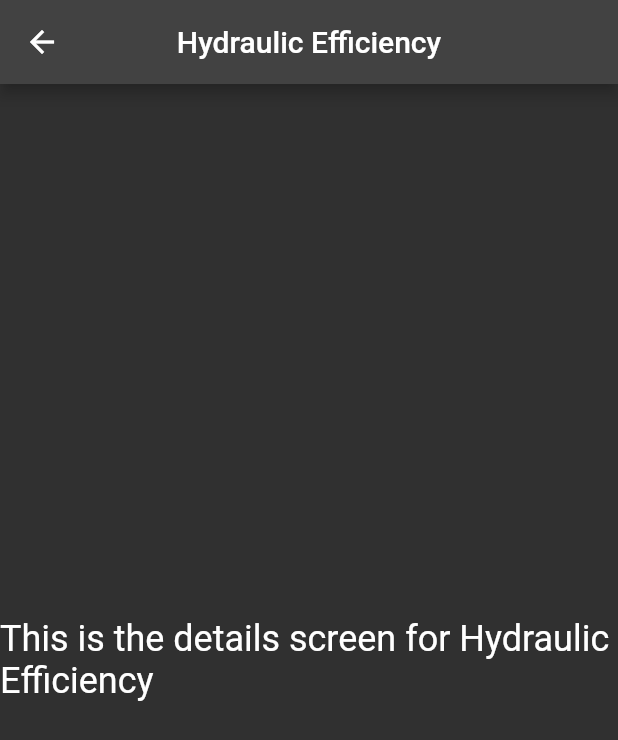
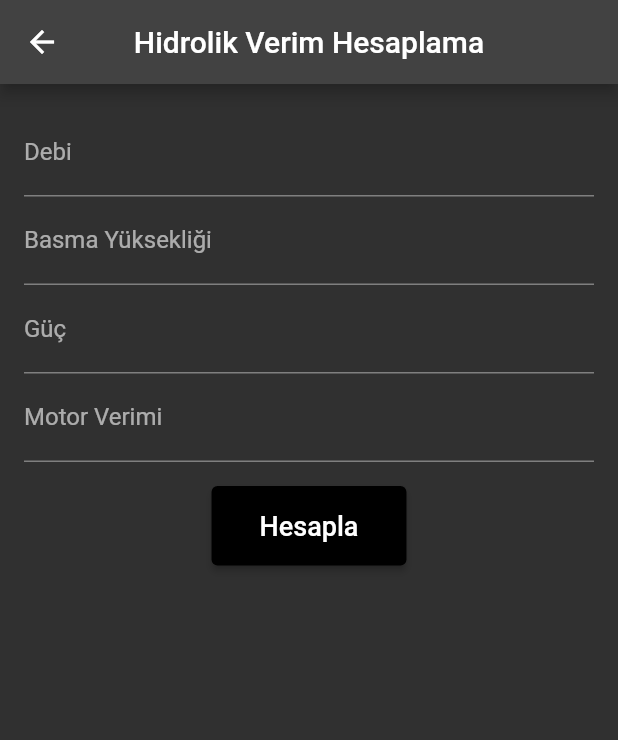
Before and after one commit to ilaydaily/solid_proje, a Flutter app: the HydraulicEfficiencyDetailsScreen screen opened directly, on a phone screen of 412 x 824 dp. Shown: the top 740 px of the screen. Run offline on Flutter 3.47's test engine with Material 2 defaults, Android fonts, the light colour scheme and no system bars.

Commit message:
hidrolik verim sayfası eklendi

```diff
--- a/lib/main.dart
+++ b/lib/main.dart
@@ -1,5 +1,6 @@
 import 'package:flutter/material.dart';
 import 'package:solid_proje/screens/guc.dart';
+import 'package:solid_proje/screens/hidrolik_verim.dart';
 import 'package:solid_proje/screens/motor_verimi.dart';
 //import 'dart:math' as math;
 
@@ -165,34 +166,3 @@ void _openColorDetails(BuildContext context, String colorName) {
       break;
   }
 }
-
-
-class HydraulicEfficiencyDetailsScreen extends StatefulWidget {
-  @override
-  _HydraulicEfficiencyDetailsScreenState createState() =>
-      _HydraulicEfficiencyDetailsScreenState();
-}
-
-class _HydraulicEfficiencyDetailsScreenState
-    extends State<HydraulicEfficiencyDetailsScreen> {
-  // Declare any mutable state variables here, if needed.
-
-  @override
-  Widget build(BuildContext context) {
-    return Scaffold(
-      appBar: AppBar(
-        title: Text(
-          'Hydraulic Efficiency',
-          textAlign: TextAlign.center,
-        ),
-        centerTitle: true,
-      ),
-      body: Center(
-        child: Text(
-          'This is the details screen for Hydraulic Efficiency',
-          style: TextStyle(fontSize: 24),
-        ),
-      ),
-    );
-  }
-}
--- /dev/null
+++ b/lib/screens/hidrolik_verim.dart
@@ -0,0 +1,97 @@
+import 'package:flutter/material.dart';
+
+class HydraulicEfficiencyDetailsScreen extends StatefulWidget {
+  @override
+  _HydraulicEfficiencyDetailsScreenState createState() => _HydraulicEfficiencyDetailsScreenState();
+}
+
+class _HydraulicEfficiencyDetailsScreenState extends State<HydraulicEfficiencyDetailsScreen> {
+  TextEditingController debiController = TextEditingController();
+  TextEditingController totalHMController = TextEditingController();
+  TextEditingController nMotorController = TextEditingController();
+  TextEditingController gucController = TextEditingController();
+
+  void _calculateNmotor() {
+    double debiConv = double.tryParse(debiController.text) ?? 0.0;
+    double totalHM = double.tryParse(totalHMController.text) ?? 0.0;
+    double gucConv = double.tryParse(gucController.text) ?? 0.0;
+    double nHidrolik = double.tryParse(nMotorController.text) ?? 0.0;
+
+    if (debiConv == 0 || totalHM == 0 || gucConv == 0 || nHidrolik == 0) {
+      showDialog(
+        context: context,
+        builder: (context) {
+          return AlertDialog(
+            title: Text('Uyarı'),
+            content: Text('Lütfen tüm değerleri giriniz.'),
+            actions: [
+              ElevatedButton(
+                onPressed: () => Navigator.pop(context),
+                child: Text('Tamam'),
+              ),
+            ],
+          );
+        },
+      );
+    } else {
+      double result = calculateNmotor(debiConv, totalHM, gucConv, nHidrolik);
+      showDialog(
+        context: context,
+        builder: (context) {
+          return AlertDialog(
+            title: Text('Sonuç'),
+            content: Text('NHidrolik değeri: $result'),
+            actions: [
+              ElevatedButton(
+                onPressed: () => Navigator.pop(context),
+                child: Text('Tamam'),
+              ),
+            ],
+          );
+        },
+      );
+    }
+  }
+
+  @override
+  Widget build(BuildContext context) {
+    return Scaffold(
+      appBar: AppBar(
+        title: Text(
+          'Hidrolik Verim Hesaplama',
+          textAlign: TextAlign.center,
+        ),
+        centerTitle: true,
+        //title: Text('Motor Verimi'),
+      ),
+      body: Padding(
+        padding: EdgeInsets.all(16.0),
+        child: Column(
+          children: [
+            TextField(controller: debiController, decoration: InputDecoration(labelText: 'Debi ')),
+            TextField(controller: totalHMController, decoration: InputDecoration(labelText: 'Basma Yüksekliği ')),
+            TextField(controller: gucController, decoration: InputDecoration(labelText: 'Güç ')),
+            TextField(controller: nMotorController, decoration: InputDecoration(labelText: 'Motor Verimi ')),
+            SizedBox(height: 16.0),
+            ElevatedButton(
+              onPressed: _calculateNmotor,
+              style: ElevatedButton.styleFrom(
+                primary: Colors.black, // Buton rengini siyah olarak ayarlar
+                padding: EdgeInsets.symmetric(vertical: 16, horizontal: 32), // Buton boyutunu ayarlar
+              ),
+              child: Text(
+                'Hesapla',
+                style: TextStyle(fontSize: 18), // Yazı boyutunu ayarlar
+              ),
+            )
+          ],
+        ),
+      ),
+    );
+  }
+}
+
+double calculateNmotor(double debiConv, double totalHM, double gucConv, double nMotor) {
+  double nHidrolik = (debiConv * totalHM) / (gucConv * 367.2 * nMotor / 100);
+  return nHidrolik;
+}
```
